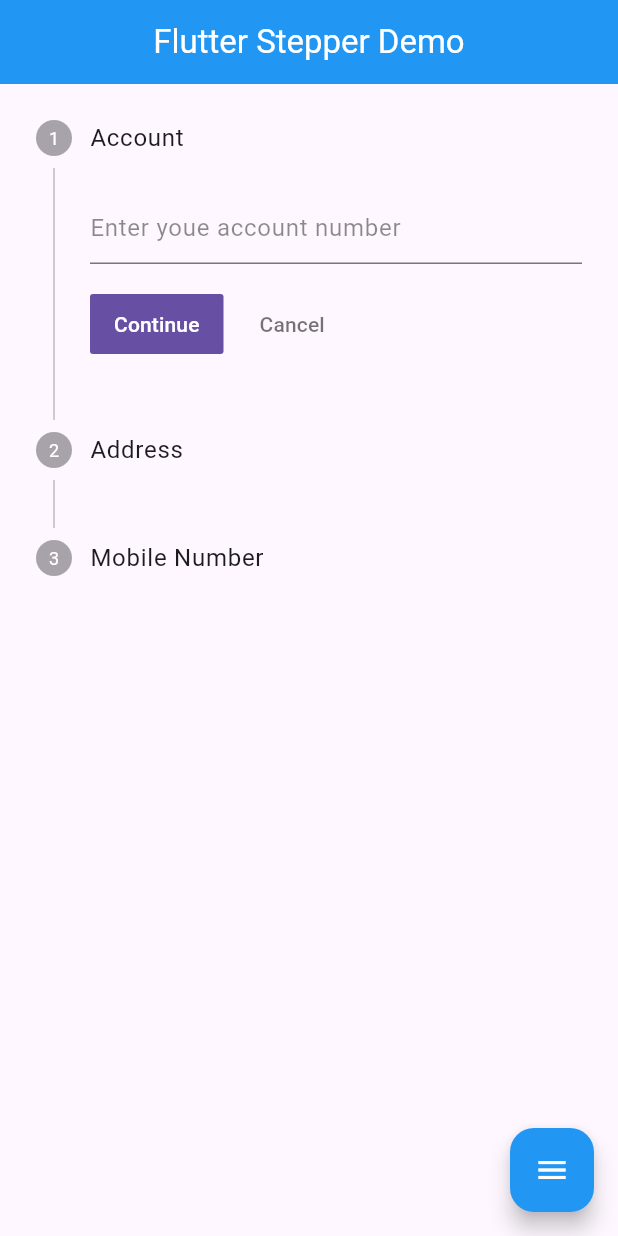
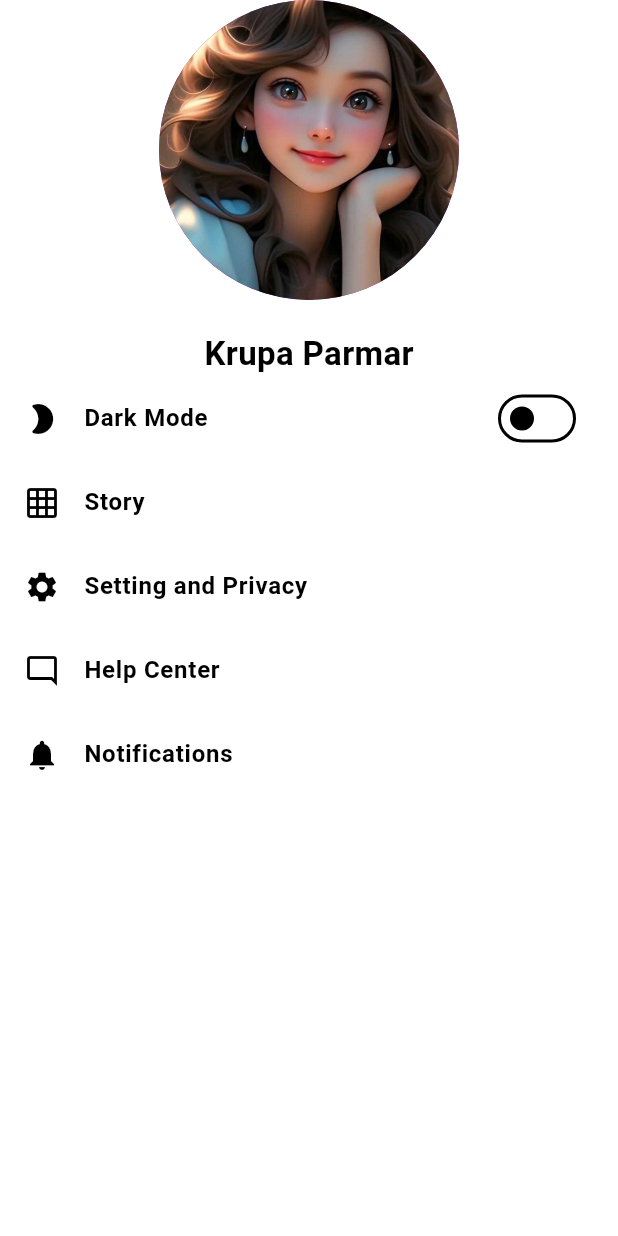
Before and after one commit to Krupaparmar30/AdvanceFlutterCh-1, a Flutter app: the screen it shows after launch, on a phone screen of 412 x 824 dp. Run offline on Flutter 3.47's test engine with Material 3 defaults, Android fonts, the phone set to English and light mode, and no system bars.

Commit message:
krupa krishu

```diff
--- a/lib/main.dart
+++ b/lib/main.dart
@@ -1,22 +1,47 @@
 import 'package:avd_ch_1/screens/stepper2Page/stepper2Page.dart';
 import 'package:avd_ch_1/screens/stepperPage/stepperPage.dart';
+import 'package:avd_ch_1/screens/task-1.4/provider/light_dark_theme_provider/light_dark_theme_provider.dart';
+import 'package:avd_ch_1/screens/task-1.4/view/home_page/home_page.dart';
 import 'package:flutter/material.dart';
+import 'package:provider/provider.dart';
 
-void main()
-{
+void main() {
   runApp(myApp());
 }
+
 class myApp extends StatelessWidget {
   const myApp({super.key});
 
   @override
   Widget build(BuildContext context) {
-    return MaterialApp(
-      debugShowCheckedModeBanner: false,
-      routes: {
-        '/':(context)=>stepperPage(),
-        "/secound":(context)=>stepper2Page()
-      },
+    return ChangeNotifierProvider(
+      create: (context) => ThemeChangeProvider(),
+      builder: (context, child) => MaterialApp(
+        theme: ThemeData(
+            colorScheme: ColorScheme.light(
+          primary: Colors.purple,
+          secondary: Colors.green,
+          onPrimary: Colors.red,
+          onSecondary: Colors.blue,
+        )),
+        darkTheme: ThemeData(
+            colorScheme: ColorScheme.dark(
+          primary: Colors.yellow,
+          secondary: Colors.pink,
+          onPrimary: Colors.orange,
+          onSecondary: Colors.blue,
+        )),
+        themeMode: Provider.of<ThemeChangeProvider>(context).isDark
+            ? ThemeMode.dark
+            : ThemeMode.light,
+
+        debugShowCheckedModeBanner: false,
+        home: change_theme_using_provider(),
+        // routes: {
+        //   '/':(context)=>stepperPage(),
+        //   "/secound":(context)=>stepper2Page()
+        // },
+      ),
     );
   }
 }
--- /dev/null
+++ b/lib/screens/task-1.4/provider/light_dark_theme_provider/light_dark_theme_provider.dart
@@ -0,0 +1,10 @@
+import 'package:flutter/material.dart';
+
+class ThemeChangeProvider extends ChangeNotifier{
+  bool isDark=false;
+  void themeChange()
+  {
+    isDark=!isDark;
+    notifyListeners();
+  }
+}
--- /dev/null
+++ b/lib/screens/task-1.4/view/home_page/home_page.dart
@@ -0,0 +1,84 @@
+import 'package:avd_ch_1/screens/task-1.4/provider/light_dark_theme_provider/light_dark_theme_provider.dart';
+import 'package:flutter/material.dart';
+import 'package:provider/provider.dart';
+
+class change_theme_using_provider extends StatefulWidget {
+  const change_theme_using_provider({super.key});
+
+  @override
+  State<change_theme_using_provider> createState() =>
+      _change_theme_using_providerState();
+}
+
+class _change_theme_using_providerState
+    extends State<change_theme_using_provider> {
+  @override
+  Widget build(BuildContext context) {
+    ThemeChangeProvider ThemeChangeProviderTrue =
+        Provider.of<ThemeChangeProvider>(context, listen: true);
+    ThemeChangeProvider ThemeChangeProviderFalse =
+        Provider.of<ThemeChangeProvider>(context, listen: false);
+
+    return Scaffold(
+      body: Center(
+        child: Column(
+          children: [
+            CircleAvatar(
+              radius: 100,
+              backgroundImage: AssetImage('assets/images/krupa.jpg'),
+            ),
+            SizedBox(
+              height: 20,
+            ),
+            Text(
+              "Krupa Parmar",
+              style: TextStyle(fontWeight: FontWeight.bold, fontSize: 22),
+            ),
+            ListTile(
+                leading: ThemeChangeProviderTrue.isDark
+                    ? Icon(Icons.light_mode)
+                    : Icon(Icons.mode_night_rounded),
+                title: Text(
+                  '${ThemeChangeProviderTrue.isDark ? "Light Mode" : "Dark Mode"}',
+                  style: TextStyle(fontSize: 16, fontWeight: FontWeight.bold),
+                ),
+                trailing: Switch(
+                  value: ThemeChangeProviderTrue.isDark,
+                  onChanged: (value) {
+                    ThemeChangeProviderFalse.themeChange();
+                  },
+                )),
+            ListTile(
+              leading: Icon(Icons.grid_on),
+              title: Text(
+                'Story',
+                style: TextStyle(fontSize: 16, fontWeight: FontWeight.bold),
+              ),
+            ),
+            ListTile(
+              leading: Icon(Icons.settings),
+              title: Text(
+                'Setting and Privacy',
+                style: TextStyle(fontSize: 16, fontWeight: FontWeight.bold),
+              ),
+            ),
+            ListTile(
+              leading: Icon(Icons.mode_comment_outlined),
+              title: Text(
+                'Help Center',
+                style: TextStyle(fontSize: 16, fontWeight: FontWeight.bold),
+              ),
+            ),
+            ListTile(
+              leading: Icon(Icons.notifications),
+              title: Text(
+                'Notifications',
+                style: TextStyle(fontSize: 16, fontWeight: FontWeight.bold),
+              ),
+            )
+          ],
+        ),
+      ),
+    );
+  }
+}
--- a/pubspec.yaml
+++ b/pubspec.yaml
@@ -35,6 +35,7 @@ dependencies:
   # The following adds the Cupertino Icons font to your application.
   # Use with the CupertinoIcons class for iOS style icons.
   cupertino_icons: ^1.0.6
+  provider: ^6.1.2
 
 dev_dependencies:
   flutter_test:
@@ -62,6 +63,8 @@ flutter:
   # assets:
   #   - images/a_dot_burr.jpeg
   #   - images/a_dot_ham.jpeg
+  assets:
+    - assets/images/
 
   # An image asset can refer to one or more resolution-specific "variants", see
   # https://flutter.dev/assets-and-images/#resolution-aware
```
Also changed, not shown: assets/images/girl.jpg (added), assets/images/krupa.jpg (added), pubspec.lock.
